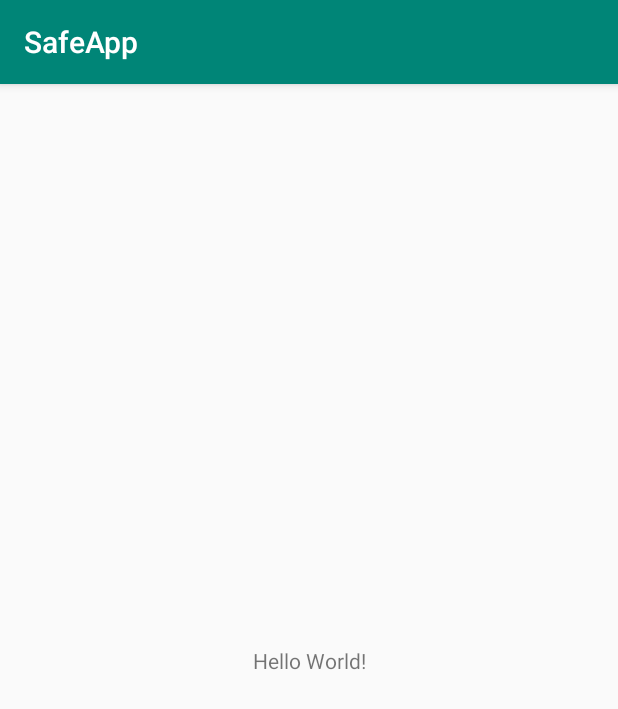
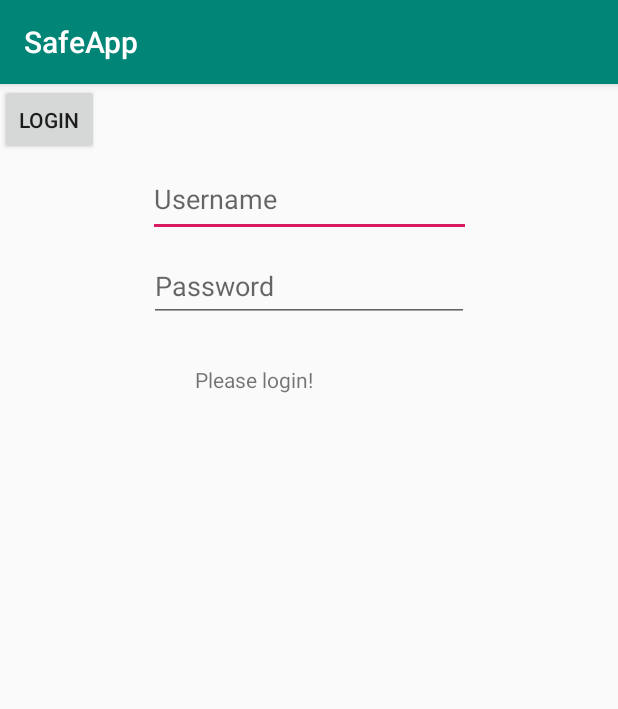
Before and after one commit to kc-carleton/sysc3010-t1, an Android app: the screen it shows after launch (MainActivity), on a phone screen of 412 x 824 dp. Shown: the top 709 px of the screen. Run offline under Robolectric (Android 15) with nearby library versions, the phone set to English and light mode, and no system bars.

Commit message:
Added initial login screen for app

```diff
--- a/android/SafeApp/app/src/main/AndroidManifest.xml
+++ b/android/SafeApp/app/src/main/AndroidManifest.xml
@@ -12,6 +12,7 @@
         android:roundIcon="@mipmap/ic_launcher_round"
         android:supportsRtl="true"
         android:theme="@style/AppTheme">
+        <activity android:name=".adminControls"></activity>
         <activity android:name=".MainActivity">
             <intent-filter>
                 <action android:name="android.intent.action.MAIN" />
--- a/android/SafeApp/app/src/main/java/com/example/safeapp/MainActivity.java
+++ b/android/SafeApp/app/src/main/java/com/example/safeapp/MainActivity.java
@@ -2,13 +2,59 @@ package com.example.safeapp;
 
 import androidx.appcompat.app.AppCompatActivity;
 
+import android.content.Context;
+import android.content.Intent;
 import android.os.Bundle;
+import android.view.View;
+import android.view.inputmethod.EditorInfo;
+import android.view.inputmethod.InputMethodManager;
+import android.widget.Button;
+import android.widget.EditText;
+import android.widget.TextView;
 
 public class MainActivity extends AppCompatActivity {
+
+    private EditText username;
+    private EditText password;
+    private TextView info;
+    private Button login;
+
+    private final String ADMIN_USERNAME = "a";
+    private String ADMIN_PASSWORD = "p";
+    private int login_fail_counter;
+
 
     @Override
     protected void onCreate(Bundle savedInstanceState) {
         super.onCreate(savedInstanceState);
         setContentView(R.layout.activity_main);
+
+        username = (EditText)findViewById(R.id.editUsername);
+        password = (EditText)findViewById(R.id.editPassword);
+        info = (TextView) findViewById(R.id.txtLogin);
+        login = (Button) findViewById(R.id.btnLogin);
+
+        info.setText("Please login!");
+        login_fail_counter = 0;
+
+        login.setOnClickListener(new View.OnClickListener() {
+            @Override
+            public void onClick(View v) {
+                username.onEditorAction(EditorInfo.IME_ACTION_DONE);
+                password.onEditorAction(EditorInfo.IME_ACTION_DONE);
+                validateLogin(username.getText().toString(), password.getText().toString());
+            }
+        });
+
+    }
+
+    private void validateLogin(String un, String pw) {
+        if(un.equals(ADMIN_USERNAME) && pw.equals(ADMIN_PASSWORD)) {
+            Intent intent = new Intent(MainActivity.this, adminControls.class);
+            startActivity(intent);
+        } else {
+            login_fail_counter += 1;
+            info.setText(String.format("Failed to login %s times, please try again", login_fail_counter));
+        }
     }
 }
--- a/android/SafeApp/app/src/main/res/layout/activity_main.xml
+++ b/android/SafeApp/app/src/main/res/layout/activity_main.xml
@@ -6,13 +6,48 @@
     android:layout_height="match_parent"
     tools:context=".MainActivity">
 
-    <TextView
-        android:layout_width="wrap_content"
-        android:layout_height="wrap_content"
-        android:text="Hello World!"
-        app:layout_constraintBottom_toBottomOf="parent"
-        app:layout_constraintLeft_toLeftOf="parent"
-        app:layout_constraintRight_toRightOf="parent"
+    <EditText
+        android:id="@+id/editUsername"
+        android:layout_width="215dp"
+        android:layout_height="50dp"
+        android:layout_marginTop="52dp"
+        android:ems="10"
+        android:hint="Username"
+        android:inputType="textPersonName"
+        app:layout_constraintEnd_toEndOf="parent"
+        app:layout_constraintStart_toStartOf="parent"
         app:layout_constraintTop_toTopOf="parent" />
 
+    <EditText
+        android:id="@+id/editPassword"
+        android:layout_width="213dp"
+        android:layout_height="47dp"
+        android:layout_marginTop="9dp"
+        android:ems="10"
+        android:hint="Password"
+        android:inputType="textPassword"
+        app:layout_constraintEnd_toEndOf="parent"
+        app:layout_constraintStart_toStartOf="parent"
+        app:layout_constraintTop_toBottomOf="@+id/editUsername" />
+
+    <Button
+        android:id="@+id/btnLogin"
+        android:layout_width="66dp"
+        android:layout_height="47dp"
+        android:text="Login"
+        tools:layout_editor_absoluteX="172dp"
+        tools:layout_editor_absoluteY="174dp" />
+
+    <TextView
+        android:id="@+id/txtLogin"
+        android:layout_width="152dp"
+        android:layout_height="24dp"
+        android:layout_marginTop="20dp"
+        android:text="Please login"
+        app:layout_constraintBottom_toBottomOf="parent"
+        app:layout_constraintEnd_toEndOf="parent"
+        app:layout_constraintStart_toStartOf="parent"
+        app:layout_constraintTop_toBottomOf="@+id/btnLogin"
+        app:layout_constraintVertical_bias="0.177" />
+
 </androidx.constraintlayout.widget.ConstraintLayout>
```
Also changed, not shown: android/SafeApp/app/src/main/java/com/example/safeapp/adminControls.java (added, +14 -0 lines), android/SafeApp/app/src/main/res/layout/activity_admin_controls.xml (added, +19 -0 lines).
